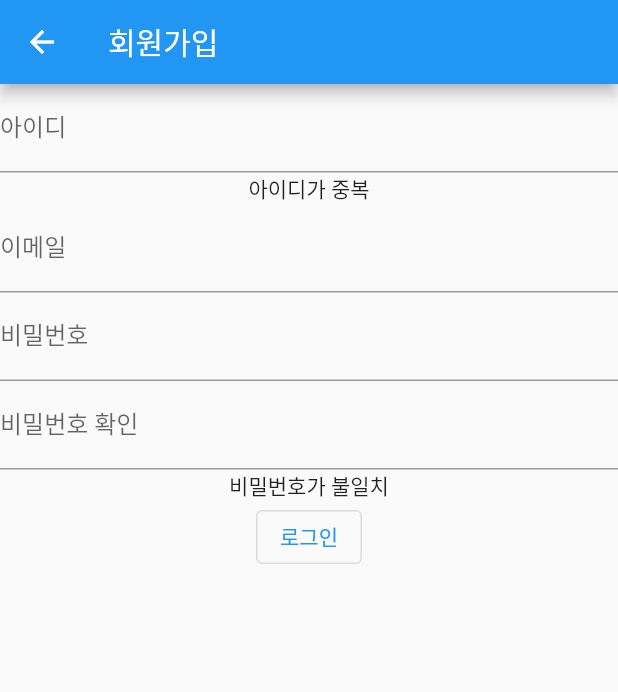
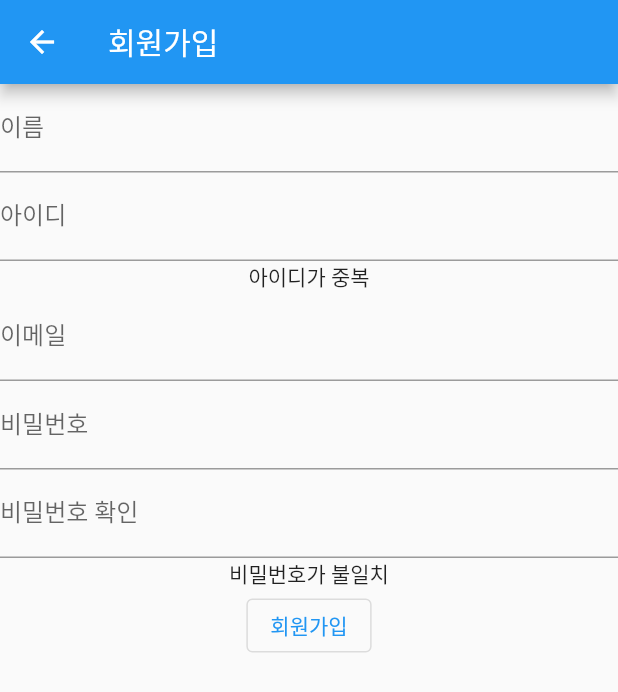
Before and after one commit to jiwon79/HANDA, a Flutter app: the RegisterPage screen opened by its route, on a phone screen of 412 x 824 dp. Shown: the top 692 px of the screen. Run offline on Flutter 3.47's test engine with Material 2 defaults, Android fonts, the phone set to English and light mode, and no system bars; our stand-ins replace dio, table_calendar.

Commit message:
feat: Add register api logic

```diff
--- /dev/null
+++ b/lib/models/auth_model.dart
@@ -0,0 +1,38 @@
+class RegisterResponse {
+  RegisterResponse({
+    required this.username,
+    required this.email,
+    required this.nickname,
+    required this.is_verified,
+    required this.registered_at,
+  });
+
+  String username;
+  String email;
+  String nickname;
+  bool is_verified;
+  String registered_at;
+
+  factory RegisterResponse.fromJson(Map<String, dynamic> json) => RegisterResponse(
+    username: json['username'],
+    email: json['email'],
+    nickname: json['nickname'],
+    is_verified: json['is_verified'],
+    registered_at: json['registered_at'],
+  );
+}
+
+class LoginResponse {
+  LoginResponse({
+    required this.access_token,
+    required this.token_type,
+  });
+
+  String access_token;
+  String token_type;
+
+  factory LoginResponse.fromJson(Map<String, dynamic> json) => LoginResponse(
+      access_token: json['access_token'],
+      token_type: json['token_type'],
+  );
+}
--- a/lib/screens/landing/register.dart
+++ b/lib/screens/landing/register.dart
@@ -1,4 +1,6 @@
 import 'package:flutter/material.dart';
+import 'package:flutter_todo/models/auth_model.dart';
+import 'package:flutter_todo/services/auth_api.dart';
 
 class RegisterPage extends StatefulWidget {
   const RegisterPage({Key? key}) : super(key: key);
@@ -8,6 +10,7 @@ class RegisterPage extends StatefulWidget {
 }
 
 class _RegisterPageState extends State<RegisterPage> {
+  final TextEditingController _nameController = TextEditingController();
   final TextEditingController _idController = TextEditingController();
   final TextEditingController _mailController = TextEditingController();
   final TextEditingController _pwController = TextEditingController();
@@ -27,6 +30,22 @@ class _RegisterPageState extends State<RegisterPage> {
     });
   }
 
+  RegisterResponse? registerResponse;
+  bool isLoading = false;
+
+  void register () {
+    var data = {
+      'username': _nameController.text,
+      'email': _mailController.text,
+      'nickname': _idController.text,
+      'password': _pwController.text,
+    };
+    print(data);
+    var response = AuthApi().registerApi(data);
+    print(response);
+  }
+
+
   @override
   Widget build(BuildContext context) {
     return Scaffold(
@@ -36,6 +55,12 @@ class _RegisterPageState extends State<RegisterPage> {
         ),
         body: Column(
           children: [
+            TextField(
+              decoration: InputDecoration(
+                  labelText: '이름'
+              ),
+              controller: _nameController,
+            ),
             TextField(
               decoration: InputDecoration(
                   labelText: '아이디'
@@ -64,10 +89,11 @@ class _RegisterPageState extends State<RegisterPage> {
               onChanged: checkIsSamePw,
             ),
             Text(_isCheckedPw ? '비밀번호가 일치' : '비밀번호가 불일치'),
+            // Text(isLoading.toString()),
             OutlinedButton(
-              child: Text('로그인'),
+              child: Text('회원가입'),
               onPressed: () {
-                print(_idController.text);
+                register();
               },
             )
           ],
```
Also changed, not shown: lib/services/auth_api.dart (added, +29 -0 lines).
